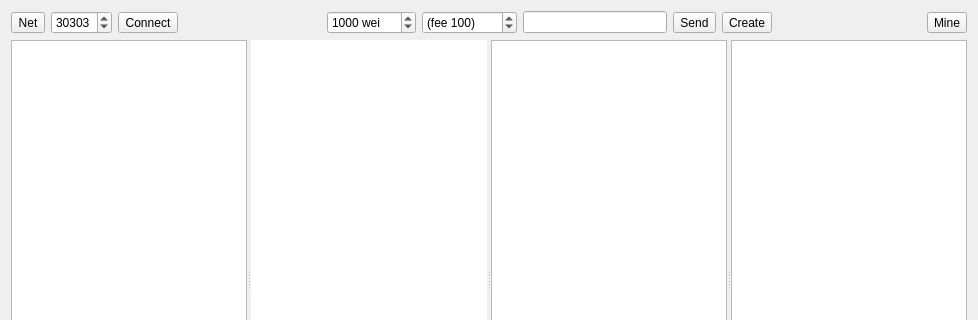
First picture: the form in alephzero/Main.ui, repository ethereum-mining/ethminer, before the edit; both pictures show x 0 to 978 and y 0 to 320 of the 978 by 556 pixel window.
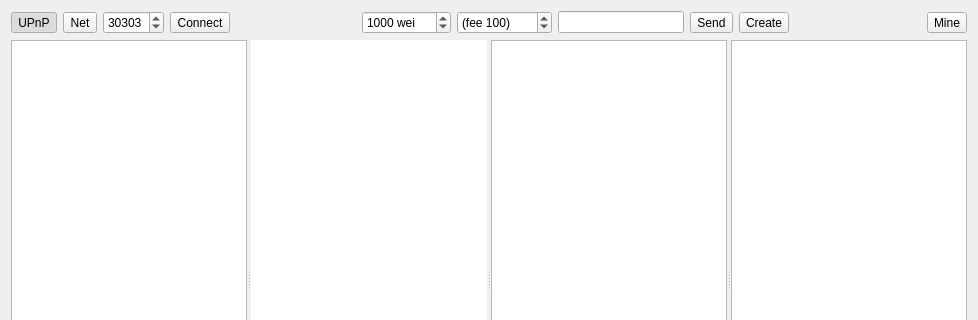
Second picture: the form after the edit.

Commit message: UPnP configurable in GUI. Additions address in genesis.

```diff
--- a/alephzero/Main.ui
+++ b/alephzero/Main.ui
@@ -29,6 +29,25 @@
       <property name="margin">
        <number>0</number>
       </property>
+      <item>
+       <widget class="QToolButton" name="upnp">
+        <property name="sizePolicy">
+         <sizepolicy hsizetype="Minimum" vsizetype="Fixed">
+          <horstretch>0</horstretch>
+          <verstretch>0</verstretch>
+         </sizepolicy>
+        </property>
+        <property name="text">
+         <string>UPnP</string>
+        </property>
+        <property name="checkable">
+         <bool>true</bool>
+        </property>
+        <property name="checked">
+         <bool>true</bool>
+        </property>
+       </widget>
+      </item>
       <item>
        <widget class="QToolButton" name="net">
         <property name="text">
```
The commit also changes 5 other files.
